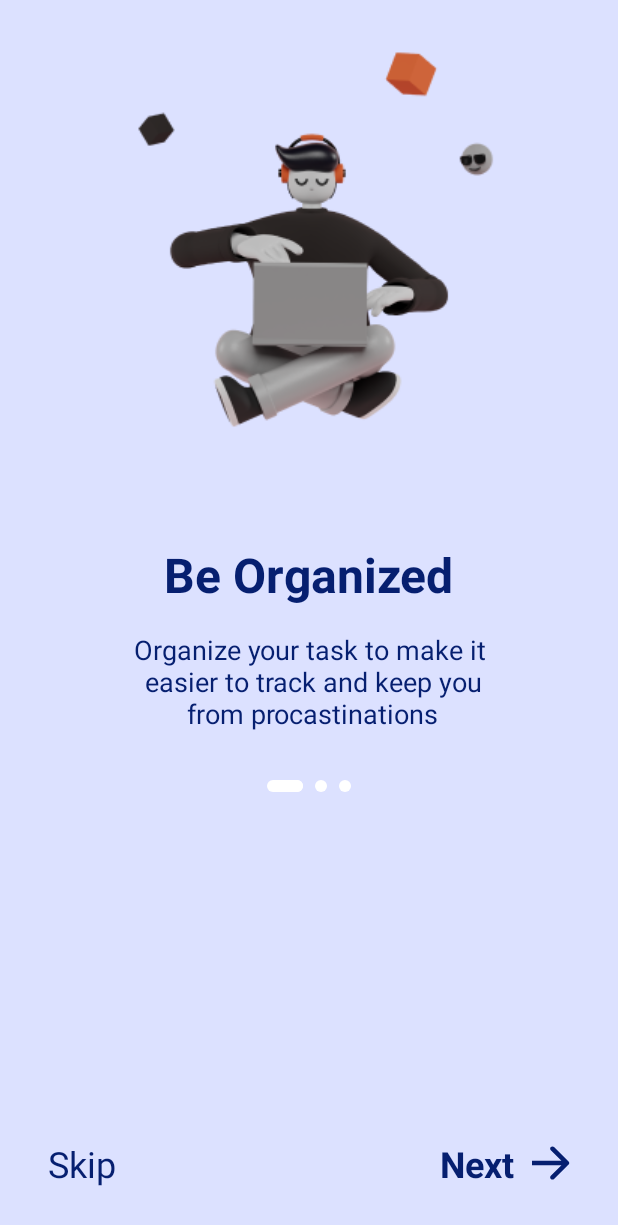
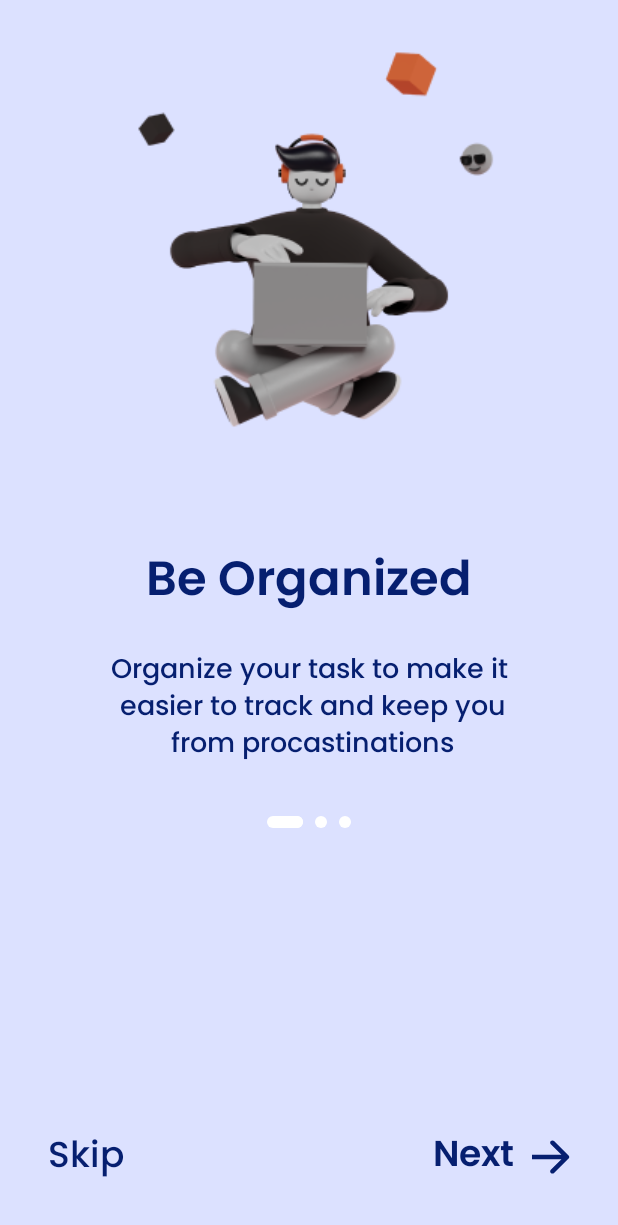
Before and after one commit to galihif/TaskMaster, an Android app: the screen it shows after launch (Intro1Activity), on a phone screen of 412 x 824 dp. Shown: the top 1225 px of the screen. Run offline under Robolectric (Android 15) with nearby library versions, the phone set to English and light mode, and no system bars; our stand-ins replace Firebase (no records; nobody signed in at launch, a user with empty details on screens opened directly); libraries missing offline, so code that uses them is left out: maes.tech.intentanim.

Commit message:
change intro fonts

```diff
--- a/app/src/main/java/com/giftech/taskmastertest/HomeActivity.kt
+++ b/app/src/main/java/com/giftech/taskmastertest/HomeActivity.kt
@@ -205,6 +205,8 @@ class HomeActivity : AppCompatActivity() {
 
         var timeAtButtonClick: Long = System.currentTimeMillis()
 
+        var calendar = Calendar.getInstance()
+
         alarmManager.set(AlarmManager.RTC_WAKEUP, task.timeMillis.toLong(), pendingIntent)
 
     }
--- a/app/src/main/res/layout/activity_intro1.xml
+++ b/app/src/main/res/layout/activity_intro1.xml
@@ -26,6 +26,7 @@
         android:textColor="@color/blue_500"
         android:textSize="32sp"
         android:textStyle="bold"
+        android:fontFamily="@font/poppins_semibold"
         app:layout_constraintEnd_toEndOf="parent"
         app:layout_constraintStart_toStartOf="parent"
         app:layout_constraintTop_toBottomOf="@+id/imageView" />
@@ -39,6 +40,7 @@
         android:text="@string/intro1_desc"
         android:textColor="@color/blue_500"
         android:textSize="18sp"
+        android:fontFamily="@font/poppins_medium"
         app:layout_constraintEnd_toEndOf="parent"
         app:layout_constraintStart_toStartOf="parent"
         app:layout_constraintTop_toBottomOf="@+id/textView5" />
@@ -60,6 +62,7 @@
         android:text="@string/skip"
         android:textColor="@color/blue_500"
         android:textSize="24sp"
+        android:fontFamily="@font/poppins_medium"
         app:layout_constraintBottom_toBottomOf="parent"
         app:layout_constraintStart_toStartOf="parent" />
 
@@ -71,6 +74,7 @@
         android:textColor="@color/blue_500"
         android:textSize="24sp"
         android:textStyle="bold"
+        android:fontFamily="@font/poppins_semibold"
         android:drawableRight="@drawable/ic_arrow"
         android:drawablePadding="12dp"
         app:layout_constraintBottom_toBottomOf="parent"
--- a/app/src/main/res/layout/activity_intro2.xml
+++ b/app/src/main/res/layout/activity_intro2.xml
@@ -26,6 +26,7 @@
         android:textColor="@color/blue_500"
         android:textSize="32sp"
         android:textStyle="bold"
+        android:fontFamily="@font/poppins_semibold"
         app:layout_constraintEnd_toEndOf="parent"
         app:layout_constraintStart_toStartOf="parent"
         app:layout_constraintTop_toBottomOf="@+id/imageView" />
@@ -39,6 +40,7 @@
         android:text="@string/intro2_desc"
         android:textColor="@color/blue_500"
         android:textSize="18sp"
+        android:fontFamily="@font/poppins_medium"
         app:layout_constraintEnd_toEndOf="parent"
         app:layout_constraintStart_toStartOf="parent"
         app:layout_constraintTop_toBottomOf="@+id/textView6" />
@@ -60,6 +62,7 @@
         android:text="@string/skip"
         android:textColor="@color/blue_500"
         android:textSize="24sp"
+        android:fontFamily="@font/poppins_medium"
         app:layout_constraintBottom_toBottomOf="parent"
         app:layout_constraintStart_toStartOf="parent" />
 
@@ -71,6 +74,7 @@
         android:textColor="@color/blue_500"
         android:textSize="24sp"
         android:textStyle="bold"
+        android:fontFamily="@font/poppins_semibold"
         android:drawableRight="@drawable/ic_arrow"
         android:drawablePadding="12dp"
         app:layout_constraintBottom_toBottomOf="parent"
--- a/app/src/main/res/layout/activity_intro3.xml
+++ b/app/src/main/res/layout/activity_intro3.xml
@@ -26,6 +26,7 @@
         android:textColor="@color/blue_500"
         android:textSize="32sp"
         android:textStyle="bold"
+        android:fontFamily="@font/poppins_semibold"
         app:layout_constraintEnd_toEndOf="parent"
         app:layout_constraintStart_toStartOf="parent"
         app:layout_constraintTop_toBottomOf="@+id/imageView" />
@@ -39,6 +40,7 @@
         android:text="@string/intro3_desc"
         android:textColor="@color/blue_500"
         android:textSize="18sp"
+        android:fontFamily="@font/poppins_medium"
         app:layout_constraintEnd_toEndOf="parent"
         app:layout_constraintStart_toStartOf="parent"
         app:layout_constraintTop_toBottomOf="@+id/textView4" />
@@ -60,6 +62,7 @@
         android:text="@string/get_started"
         android:textSize="22sp"
         android:textAllCaps="false"
+        android:fontFamily="@font/poppins_semibold"
         android:paddingVertical="8dp"
         android:background="@drawable/bg_shape_get_started"
         app:layout_constraintBottom_toBottomOf="parent"
```
Also changed, not shown: app/src/main/res/font/poppins_bold.ttf (added), app/src/main/res/font/poppins_light.ttf (added), app/src/main/res/font/poppins_medium.ttf (added), app/src/main/res/font/poppins_semibold.ttf (added).
